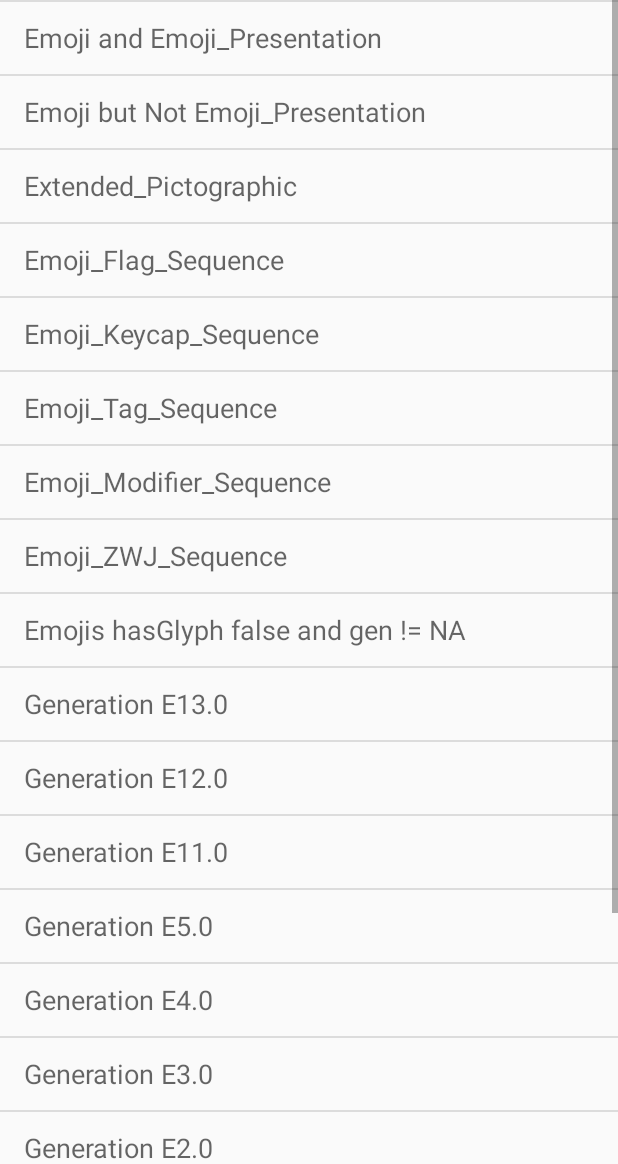
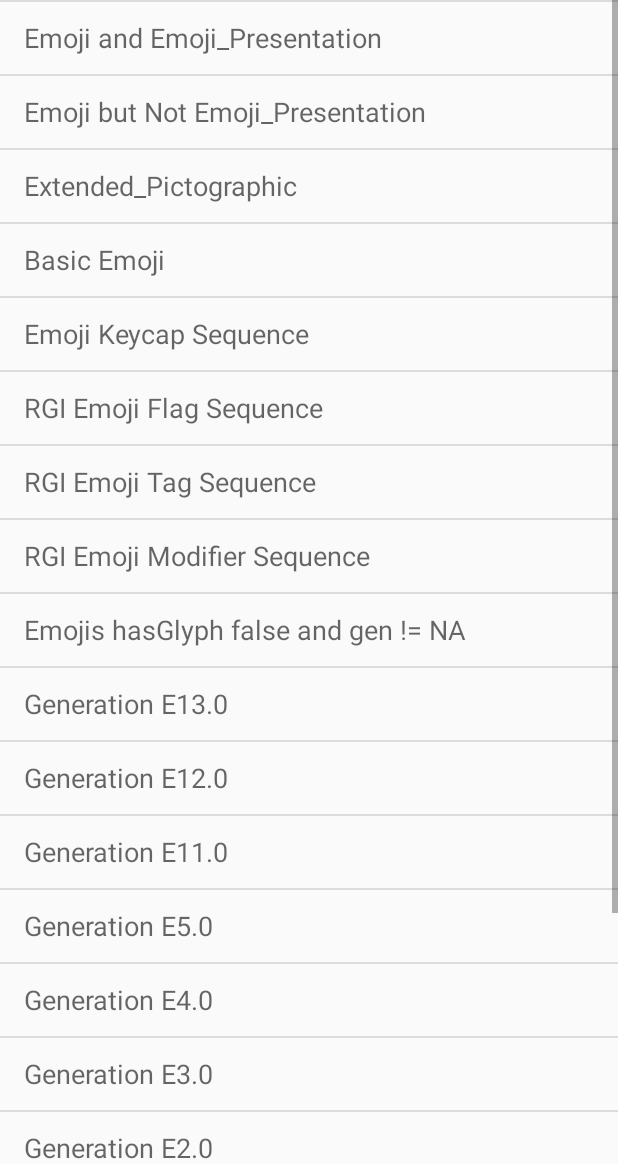
Before and after one commit to nonanona/debug_tools, an Android app: the screen it shows after launch (EmojiListSelectorActivity), after a tap on "Dump all emoji", on a phone screen of 412 x 824 dp, the part 72-1236 px from its top. Run offline under Robolectric (Android 15) with nearby library versions, the phone set to English and light mode, and no system bars.

Commit message:
Update keys.

```diff
--- a/emoji/EmojiDumpApp/app/src/main/java/com/example/emojidumpapp/EmojiListActivity.kt
+++ b/emoji/EmojiDumpApp/app/src/main/java/com/example/emojidumpapp/EmojiListActivity.kt
@@ -1,5 +1,6 @@
 package com.example.emojidumpapp
 
+import android.graphics.Color
 import android.graphics.Paint
 import android.os.Bundle
 import android.view.View
@@ -21,11 +22,11 @@ val EMOJI_LIST_FILTER_MAP = mapOf<String, (EmojiData) -> Boolean>(
     "Emoji and Emoji_Presentation" to { data -> data.props.contains("Emoji") && data.props.contains("Emoji_Presentation") },
     "Emoji but Not Emoji_Presentation" to { data -> data.props.contains("Emoji") && !data.props.contains("Emoji_Presentation") },
     "Extended_Pictographic" to { data -> data.props.contains("Extended_Pictographic") },
-    "Emoji_Flag_Sequence" to { data -> data.props.contains("Emoji_Flag_Sequence") },
-    "Emoji_Keycap_Sequence" to { data -> data.props.contains("Emoji_Keycap_Sequence") },
-    "Emoji_Tag_Sequence" to { data -> data.props.contains("Emoji_Tag_Sequence") },
-    "Emoji_Modifier_Sequence" to { data -> data.props.contains("Emoji_Modifier_Sequence") },
-    "Emoji_ZWJ_Sequence" to { data -> data.props.contains("Emoji_ZWJ_Sequence") },
+    "Basic Emoji" to { data -> data.props.contains("Basic_Emoji")},
+    "Emoji Keycap Sequence" to { data -> data.props.contains("Emoji_Keycap_Sequence")},
+    "RGI Emoji Flag Sequence" to { data -> data.props.contains("RGI_Emoji_Flag_Sequence")},
+    "RGI Emoji Tag Sequence" to { data -> data.props.contains("RGI_Emoji_Tag_Sequence")},
+    "RGI Emoji Modifier Sequence" to { data -> data.props.contains("RGI_Emoji_Modifier_Sequence")},
     "Emojis hasGlyph false and gen != NA" to { data -> !PAINT.hasGlyph(data.str) && !data.generation.equals("NA")},
     "Generation E13.0" to { data -> data.generation.equals("E13.0") },
     "Generation E12.0" to { data -> data.generation.equals("E12.0") },
@@ -82,7 +83,7 @@ class EmojiListActivity : AppCompatActivity() {
         val filteredEmojis = UnicodeEmoji.getEmojiData(this).filter { filter(it) }
 
         emojiList.apply {
-            layoutManager = GridLayoutManager(this@EmojiListActivity, 8)
+            layoutManager = GridLayoutManager(this@EmojiListActivity, 6)
 
             adapter = object : RecyclerView.Adapter<Holder>() {
                 override fun onCreateViewHolder(parent: ViewGroup, viewType: Int): Holder {
@@ -97,6 +98,9 @@ class EmojiListActivity : AppCompatActivity() {
 
                     holder.view.apply {
                         text = emoji.str
+                        setBackgroundColor(
+                            if (PAINT.hasGlyph(emoji.str)) Color.TRANSPARENT else Color.LTGRAY
+                        )
                         setOnLongClickListener {
                             AlertDialog.Builder(this@EmojiListActivity).apply {
                                 setView(makeEmojiDetails(emoji))
--- a/emoji/EmojiDumpApp/app/src/main/java/com/example/emojidumpapp/EmojiListSelectorActivity.kt
+++ b/emoji/EmojiDumpApp/app/src/main/java/com/example/emojidumpapp/EmojiListSelectorActivity.kt
@@ -1,14 +1,11 @@
 package com.example.emojidumpapp
 
-import android.app.Activity
 import android.app.ListActivity
 import android.content.Intent
-import android.content.pm.PackageManager
 import android.os.Bundle
 import android.view.View
 import android.widget.ListView
 import android.widget.SimpleAdapter
-import com.example.emojidumpapp.util.ucd.EmojiData
 
 class EmojiListSelectorActivity : ListActivity() {
 
@@ -30,6 +27,7 @@ class EmojiListSelectorActivity : ListActivity() {
                 putExtra("filter", it)
             }))
         }
+
         return result
     }
 }
--- a/emoji/EmojiDumpApp/app/src/main/res/layout/emoji_card.xml
+++ b/emoji/EmojiDumpApp/app/src/main/res/layout/emoji_card.xml
@@ -5,6 +5,6 @@
           android:layout_height="match_parent"
           android:layout_gravity="center"
           android:gravity="center"
-          android:textSize="24sp">
+          android:textSize="48sp">
 
 </TextView>
--- a/emoji/EmojiDumpApp/app/src/main/res/values/strings.xml
+++ b/emoji/EmojiDumpApp/app/src/main/res/values/strings.xml
@@ -1,3 +1,3 @@
 <resources>
-    <string name="app_name">EmojiDumpApp</string>
+    <string name="app_name">Emoji List App</string>
 </resources>
```
